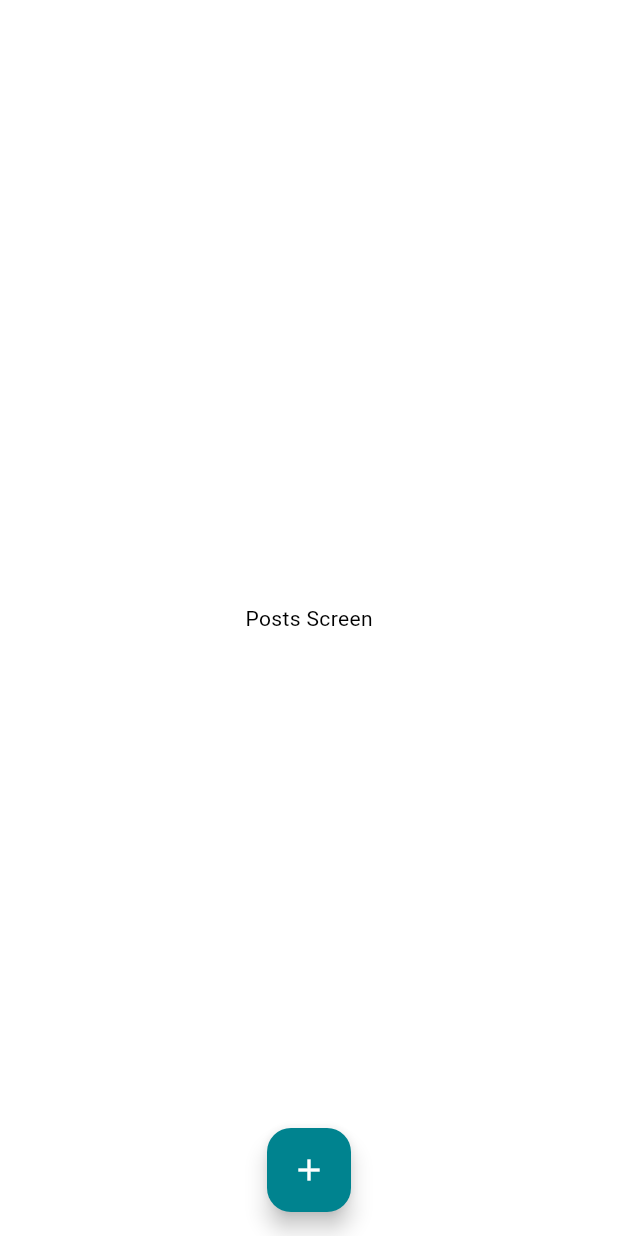
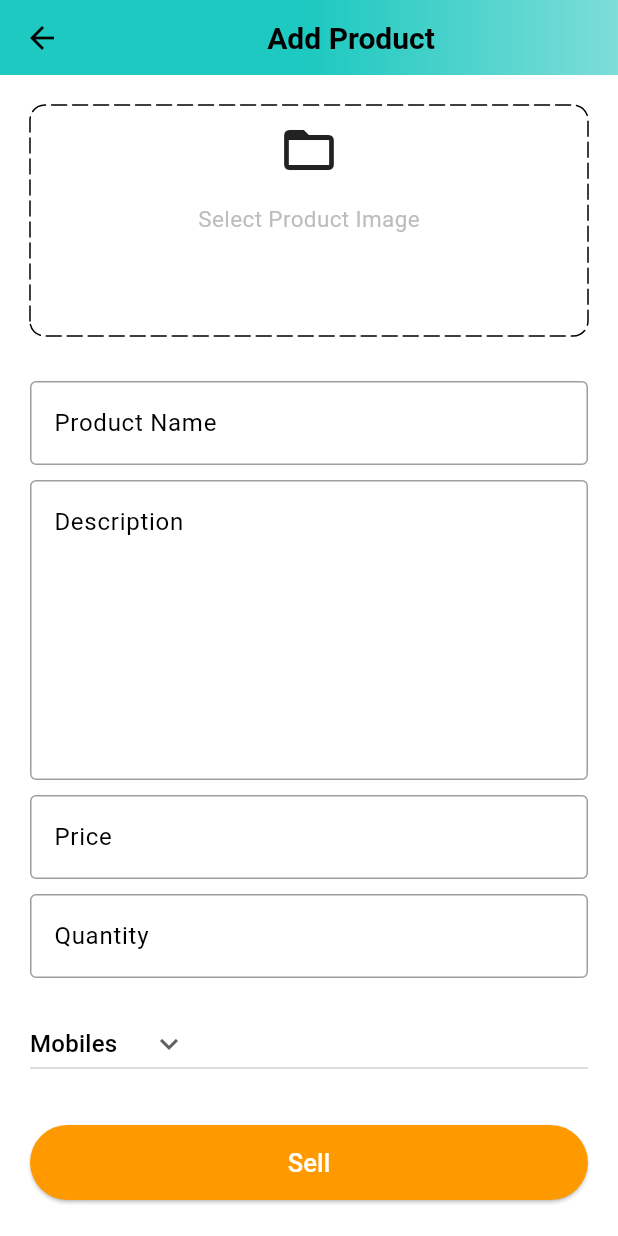
Before and after one commit to jonathanGontijo/loja, a Flutter app: the PostsScreen screen opened directly, after a tap on the "add" icon, on a phone screen of 412 x 824 dp. Run offline on Flutter 3.47's test engine with Material 3 defaults, Android fonts, the light colour scheme and no system bars; drawn by our look-alikes of dotted_border; our stand-ins replace badges, carousel_slider, shared_preferences; accounts and stored records are empty.

Commit message:
add product screen

```diff
--- a/lib/common/widgets/custom_textfield.dart
+++ b/lib/common/widgets/custom_textfield.dart
@@ -3,14 +3,20 @@
 class CustomTextField extends StatelessWidget {
   final TextEditingController controller;
   final String? hintText;
-  const CustomTextField({super.key, required this.controller, this.hintText});
+  final int maxLines;
+  const CustomTextField({
+    super.key,
+    required this.controller,
+    required this.hintText,
+    this.maxLines = 1,
+  });
 
   @override
   Widget build(BuildContext context) {
     return TextFormField(
       controller: controller,
 
-      decoration:  InputDecoration(
+      decoration: InputDecoration(
         hintText: hintText,
         border: OutlineInputBorder(
           borderSide: BorderSide(color: Colors.black38),
@@ -19,12 +25,13 @@
           borderSide: BorderSide(color: Colors.black38),
         ),
       ),
-      validator: (val){
+      validator: (val) {
         if (val == null || val.isEmpty) {
           return 'Please enter $hintText';
         }
         return null;
       },
+      maxLines: maxLines,
     );
   }
 }
--- /dev/null
+++ b/lib/features/admin/screens/add_product_screen.dart
@@ -0,0 +1,150 @@
+import 'package:dotted_border/dotted_border.dart';
+import 'package:flutter/material.dart';
+import 'package:loja/common/widgets/custom_button.dart';
+import 'package:loja/common/widgets/custom_textfield.dart';
+import 'package:loja/constants/global_variables.dart';
+
+class AddProductScreen extends StatefulWidget {
+  static const String routeName = '/add-product';
+
+  const AddProductScreen({super.key});
+
+  @override
+  State<AddProductScreen> createState() => _AddProductScreenState();
+}
+
+class _AddProductScreenState extends State<AddProductScreen> {
+  final TextEditingController productNameController = TextEditingController();
+  final TextEditingController descriptionController = TextEditingController();
+  final TextEditingController priceController = TextEditingController();
+  final TextEditingController quantityController = TextEditingController();
+
+  @override
+  void dispose() {
+    super.dispose();
+    productNameController.dispose();
+    descriptionController.dispose();
+    priceController.dispose();
+    quantityController.dispose();
+  }
+
+  String category = 'Mobiles';
+
+  List<String> productCategories = [
+    'Mobiles',
+    'Essentials',
+    'Appliances',
+    'Books',
+    'Fashion',
+  ];
+
+  @override
+  Widget build(BuildContext context) {
+    return Scaffold(
+      appBar: PreferredSize(
+        preferredSize: const Size.fromHeight(50),
+        child: AppBar(
+          flexibleSpace: Container(
+            decoration: const BoxDecoration(
+              gradient: GlobalVariables.appBarGradient,
+            ),
+          ),
+          title: Center(
+            child: const Text(
+              'Add Product',
+              style: TextStyle(
+                color: Colors.black,
+                fontSize: 20,
+                fontWeight: FontWeight.bold,
+              ),
+            ),
+          ),
+        ),
+      ),
+
+      body: SingleChildScrollView(
+        child: Form(
+          child: Padding(
+            padding: const EdgeInsets.symmetric(horizontal: 10.0),
+            child: Padding(
+              padding: const EdgeInsets.symmetric(horizontal: 10.0),
+              child: Column(
+                children: [
+                  const SizedBox(height: 20),
+                  DottedBorder(
+                    borderType: BorderType.RRect,
+                    radius: const Radius.circular(10),
+                    dashPattern: const [10, 4],
+                    strokeCap: StrokeCap.round,
+                    child: Container(
+                      width: double.infinity,
+                      height: 150,
+                      decoration: BoxDecoration(
+                        borderRadius: BorderRadius.circular(10),
+                      ),
+                      child: Padding(
+                        padding: const EdgeInsets.all(8.0),
+                        child: Column(
+                          children: [
+                            const Icon(Icons.folder_open, size: 40),
+                            const SizedBox(height: 15),
+                            Text(
+                              'Select Product Image',
+                              style: TextStyle(
+                                fontSize: 15,
+                                color: Colors.grey.shade400,
+                              ),
+                            ),
+                          ],
+                        ),
+                      ),
+                    ),
+                  ),
+                  const SizedBox(height: 30),
+                  CustomTextField(
+                    controller: productNameController,
+                    hintText: 'Product Name',
+                  ),
+                  const SizedBox(height: 10),
+                  CustomTextField(
+                    controller: descriptionController,
+                    hintText: 'Description',
+                    maxLines: 7,
+                  ),
+                  const SizedBox(height: 10),
+                  CustomTextField(
+                    controller: priceController,
+                    hintText: 'Price',
+                  ),
+                  const SizedBox(height: 10),
+                  CustomTextField(
+                    controller: quantityController,
+                    hintText: 'Quantity',
+                  ),
+                  const SizedBox(height: 20),
+                  SizedBox(
+                    width: double.infinity,
+                    child: DropdownButton(
+                      onChanged: (String? newVal) {
+                        setState(() {
+                          category = newVal!;
+                        });
+                      },
+                      value: category,
+                      icon: const Icon(Icons.keyboard_arrow_down),
+                      items: productCategories.map((String item) {
+                        return DropdownMenuItem(value: item, child: Text(item));
+                      }).toList(),
+                    ),
+                  ),
+                  const SizedBox(height: 30),
+                  CustomButton(text: 'Sell', onTap: () {}),
+                ],
+              ),
+            ),
+          ),
+        ),
+      ),
+    );
+  }
+}
--- a/lib/features/admin/screens/posts_screen.dart
+++ b/lib/features/admin/screens/posts_screen.dart
@@ -1,5 +1,6 @@
 import 'package:flutter/material.dart';
 import 'package:loja/constants/global_variables.dart';
+import 'package:loja/features/admin/screens/add_product_screen.dart';
 
 class PostsScreen extends StatefulWidget {
   const PostsScreen({super.key});
@@ -9,13 +10,17 @@
 }
 
 class _PostsScreenState extends State<PostsScreen> {
+  void navigateToAddProduct() {
+    Navigator.pushNamed(context, AddProductScreen.routeName);
+  }
+
   @override
   Widget build(BuildContext context) {
     return Scaffold(
       body: Center(child: Text('Posts Screen')),
       floatingActionButton: FloatingActionButton(
         backgroundColor: GlobalVariables.selectedNavBarColor,
-        onPressed: () {},
+        onPressed: navigateToAddProduct,
         child: Icon(Icons.add, color: GlobalVariables.backgroundColor),
       ),
       floatingActionButtonLocation: FloatingActionButtonLocation.centerFloat,
--- a/lib/router/router.dart
+++ b/lib/router/router.dart
@@ -1,21 +1,27 @@
 import 'package:flutter/material.dart';
 import 'package:loja/common/widgets/bottom_bar.dart';
+import 'package:loja/features/admin/screens/add_product_screen.dart';
 import 'package:loja/features/auth/screens/auth_screen.dart';
 import 'package:loja/features/home/screens/home_screen.dart';
 
-Route<dynamic> generateRoute(RouteSettings routeSettings){
-  switch(routeSettings.name){
+Route<dynamic> generateRoute(RouteSettings routeSettings) {
+  switch (routeSettings.name) {
     case AuthScreen.routeName:
       return MaterialPageRoute(
         settings: routeSettings,
         builder: (_) => const AuthScreen(),
       );
-      case HomeScreen.routeName:
+    case HomeScreen.routeName:
       return MaterialPageRoute(
         settings: routeSettings,
         builder: (_) => const HomeScreen(),
       );
-      case BottomBar.routeName:
+    case AddProductScreen.routeName:
+      return MaterialPageRoute(
+        settings: routeSettings,
+        builder: (_) => const AddProductScreen(),
+      );
+    case BottomBar.routeName:
       return MaterialPageRoute(
         settings: routeSettings,
         builder: (_) => const BottomBar(),
@@ -23,11 +29,8 @@
     default:
       return MaterialPageRoute(
         settings: routeSettings,
-        builder: (_) => const Scaffold(
-          body: Center(
-            child: Text('Screen does not exist!'),
-          ),
-        ),
+        builder: (_) =>
+            const Scaffold(body: Center(child: Text('Screen does not exist!'))),
       );
   }
 }
--- a/pubspec.yaml
+++ b/pubspec.yaml
@@ -31,6 +31,7 @@
   shared_preferences: ^2.0.13
   badges: ^2.0.2
   carousel_slider: ^5.1.1
+  dotted_border: ^2.0.0+2
 
 dev_dependencies:
   flutter_test:
```
Also changed, not shown: pubspec.lock.
